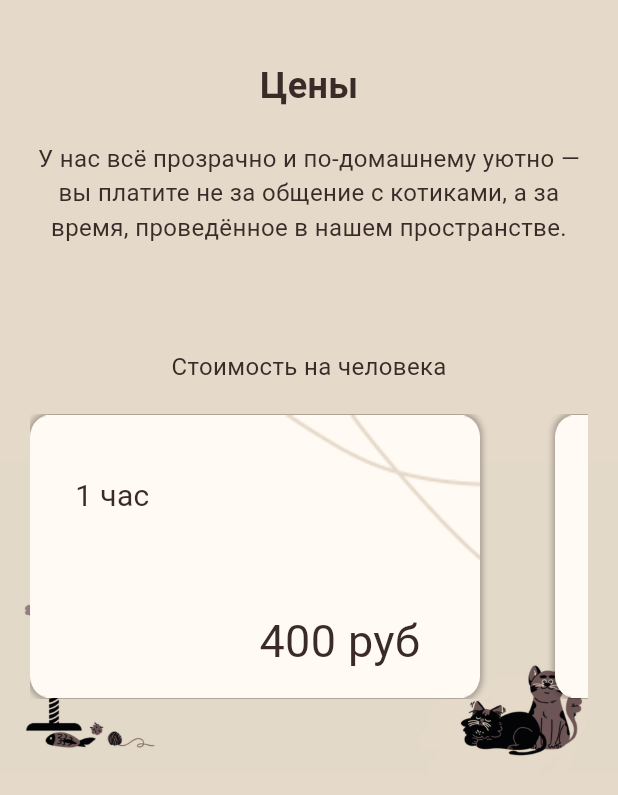
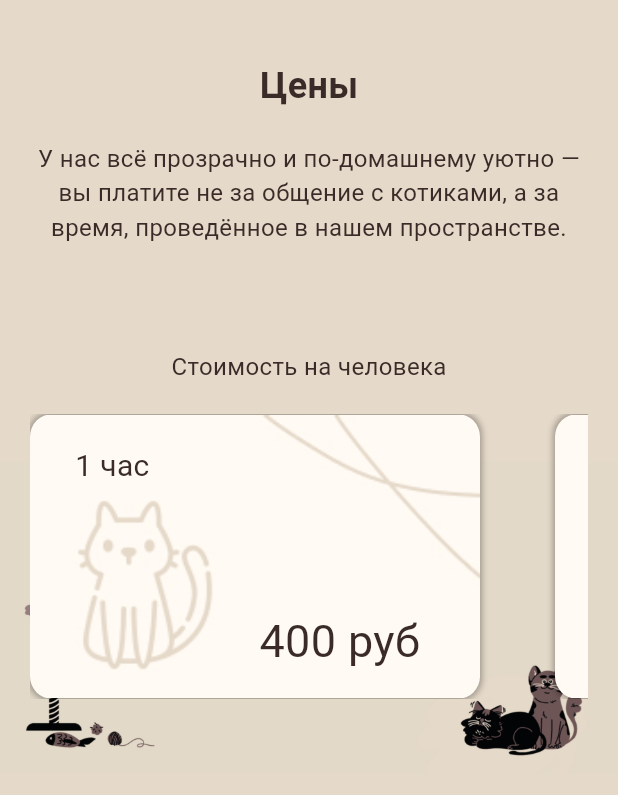
Before and after one commit to abcdefg-min/CafeCat, a Flutter app: the ContactScreen widget shown alone on an empty page, opened directly, on a phone screen of 412 x 824 dp. Shown: the top 795 px of the screen. Run offline on Flutter 3.47's test engine with Material 3 defaults, Android fonts, the phone set to English and light mode, and no system bars.

Commit message:
изменение карточки фона цены

```diff
--- a/lib/sections/Pages_price.dart
+++ b/lib/sections/Pages_price.dart
@@ -79,7 +79,7 @@ class ContactScreen extends StatelessWidget {
       //padding: EdgeInsets.only(top: 40, left: 20, right: 20, bottom: 40),
       decoration: BoxDecoration(
         image: DecorationImage(
-          image: AssetImage("assets/images/fonprice.png"),
+          image: AssetImage("assets/images/cardPrice.jpg"),
           fit: BoxFit.contain,
         ),
         //color: Colors.white,
@@ -98,7 +98,7 @@ class ContactScreen extends StatelessWidget {
         children: [
           Expanded(
             child: Padding(
-              padding: EdgeInsets.only(top: 40, left: 30),
+              padding: EdgeInsets.only(top: 20, left: 30),
               child: Text(
                 title,
                 style: TextStyle(fontSize: 20, color: Color(0xFF3A2B28)),
--- a/pubspec.yaml
+++ b/pubspec.yaml
@@ -43,6 +43,6 @@ flutter:
       - assets/images/menu/3.jpg
       - assets/images/1_hour.png
       - assets/images/fonprice.png
-
+      - assets/images/cardPrice.jpg
   #   - images/a_dot_burr.jpeg
   #   - images/a_dot_ham.jpeg
```
Also changed, not shown: assets/images/cardPrice.jpg (added).
